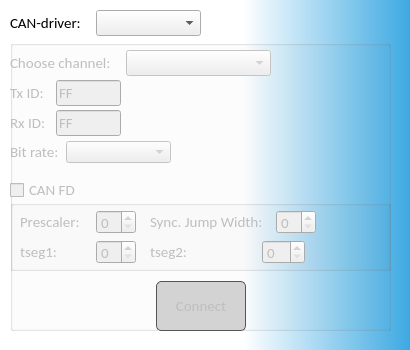
This is connectcandialog.ui in Dimkostyanichtov/UdsDiagnosticTool as Qt 5 draws it before an edit. The edited form follows.
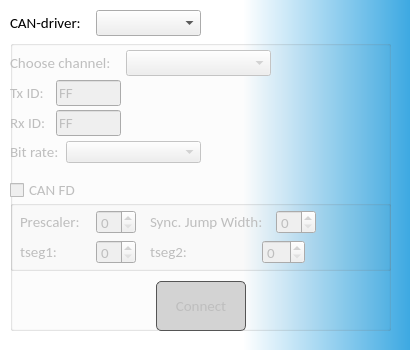
This is the edited form. Icons and pictures are not drawn.

```diff
--- a/connectcandialog.ui
+++ b/connectcandialog.ui
@@ -538,7 +538,7 @@
      <rect>
       <x>0</x>
       <y>100</y>
-      <width>161</width>
+      <width>191</width>
       <height>24</height>
      </rect>
     </property>
```
